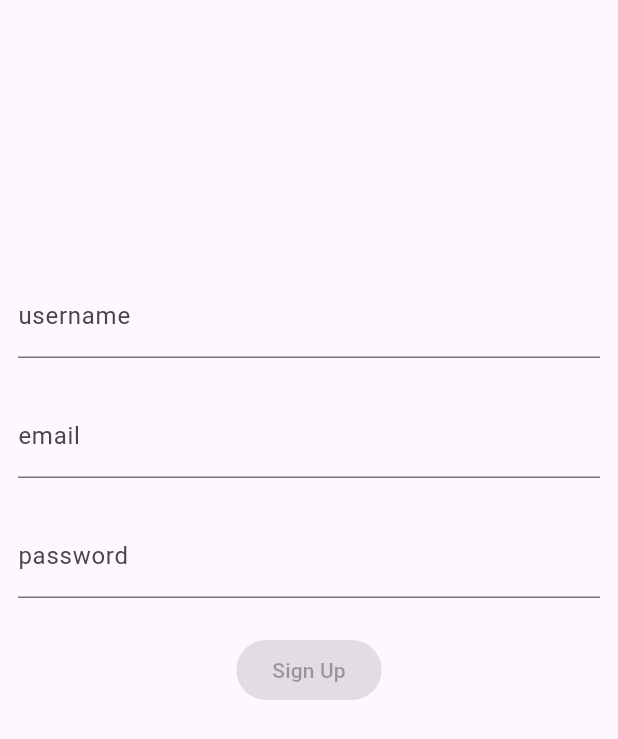
After one commit to herisusantuy/pylonai, a Flutter app: the SignUpPage screen opened directly, on a phone screen of 412 x 824 dp. The commit adds this screen. Shown: the top 739 px of the screen. Run offline on Flutter 3.47's test engine with Material 3 defaults, Android fonts, the phone set to English and light mode, and no system bars; our stand-ins replace bloc, equatable, flutter_bloc, formz.

Commit message:
Add sign up view

```diff
--- a/pylonai_app/lib/app.dart
+++ b/pylonai_app/lib/app.dart
@@ -4,6 +4,7 @@ import 'package:flutter_bloc/flutter_bloc.dart';
 import 'package:pylonai_app/authentication/authentication.dart';
 import 'package:pylonai_app/home/home.dart';
 import 'package:pylonai_app/login/login.dart';
+import 'package:pylonai_app/sign-up/sign_up.dart';
 import 'package:pylonai_app/splash/splash.dart';
 import 'package:user_repository/user_repository.dart';
 
--- /dev/null
+++ b/pylonai_app/lib/sign-up/bloc/sign_up_bloc.dart
@@ -0,0 +1,80 @@
+import 'package:authentication_repository/authentication_repository.dart';
+import 'package:bloc/bloc.dart';
+import 'package:equatable/equatable.dart';
+import 'package:formz/formz.dart';
+import 'package:pylonai_app/sign-up/sign_up.dart';
+
+part 'sign_up_event.dart';
+part 'sign_up_state.dart';
+
+class SignUpBloc extends Bloc<SignUpEvent, SignUpState> {
+  SignUpBloc({
+    required AuthenticationRepository authenticationRepository,
+  })  : _authenticationRepository = authenticationRepository,
+        super(const SignUpState()) {
+    on<SignUpUsernameChanged>(_onUsernameChanged);
+    on<SignUpEmailChanged>(_onEmailChanged);
+    on<SignUpPasswordChanged>(_onPasswordChanged);
+    on<SignUpSubmitted>(_onSubmitted);
+  }
+
+  final AuthenticationRepository _authenticationRepository;
+
+  void _onUsernameChanged(
+    SignUpUsernameChanged event,
+    Emitter<SignUpState> emit,
+  ) {
+    final username = Username.dirty(event.username);
+    emit(
+      state.copyWith(
+        username: username,
+        isValid: Formz.validate([state.password, state.email, username]),
+      ),
+    );
+  }
+
+  void _onEmailChanged(
+    SignUpEmailChanged event,
+    Emitter<SignUpState> emit,
+  ) {
+    final email = Email.dirty(event.email);
+    emit(
+      state.copyWith(
+        email: email,
+        isValid: Formz.validate([email, state.username, state.password]),
+      ),
+    );
+  }
+
+  void _onPasswordChanged(
+    SignUpPasswordChanged event,
+    Emitter<SignUpState> emit,
+  ) {
+    final password = Password.dirty(event.password);
+    emit(
+      state.copyWith(
+        password: password,
+        isValid: Formz.validate([password, state.username, state.email]),
+      ),
+    );
+  }
+
+  Future<void> _onSubmitted(
+    SignUpSubmitted event,
+    Emitter<SignUpState> emit,
+  ) async {
+    if (state.isValid) {
+      emit(state.copyWith(status: FormzSubmissionStatus.inProgress));
+      try {
+        await _authenticationRepository.signUp(
+          username: state.username.value,
+          email: state.email.value,
+          password: state.password.value,
+        );
+        emit(state.copyWith(status: FormzSubmissionStatus.success));
+      } catch (_) {
+        emit(state.copyWith(status: FormzSubmissionStatus.failure));
+      }
+    }
+  }
+}
--- /dev/null
+++ b/pylonai_app/lib/sign-up/bloc/sign_up_event.dart
@@ -0,0 +1,39 @@
+part of 'sign_up_bloc.dart';
+
+sealed class SignUpEvent extends Equatable {
+  const SignUpEvent();
+
+  @override
+  List<Object> get props => [];
+}
+
+final class SignUpUsernameChanged extends SignUpEvent {
+  const SignUpUsernameChanged(this.username);
+
+  final String username;
+
+  @override
+  List<Object> get props => [username];
+}
+
+final class SignUpEmailChanged extends SignUpEvent {
+  const SignUpEmailChanged(this.email);
+
+  final String email;
+
+  @override
+  List<Object> get props => [email];
+}
+
+final class SignUpPasswordChanged extends SignUpEvent {
+  const SignUpPasswordChanged(this.password);
+
+  final String password;
+
+  @override
+  List<Object> get props => [password];
+}
+
+final class SignUpSubmitted extends SignUpEvent {
+  const SignUpSubmitted();
+}
--- /dev/null
+++ b/pylonai_app/lib/sign-up/bloc/sign_up_state.dart
@@ -0,0 +1,36 @@
+part of 'sign_up_bloc.dart';
+
+final class SignUpState extends Equatable {
+  const SignUpState({
+    this.status = FormzSubmissionStatus.initial,
+    this.username = const Username.pure(),
+    this.email = const Email.pure(),
+    this.password = const Password.pure(),
+    this.isValid = false,
+  });
+
+  final FormzSubmissionStatus status;
+  final Username username;
+  final Email email;
+  final Password password;
+  final bool isValid;
+
+  SignUpState copyWith({
+    FormzSubmissionStatus? status,
+    Username? username,
+    Email? email,
+    Password? password,
+    bool? isValid,
+  }) {
+    return SignUpState(
+      status: status ?? this.status,
+      username: username ?? this.username,
+      email: email ?? this.email,
+      password: password ?? this.password,
+      isValid: isValid ?? this.isValid,
+    );
+  }
+
+  @override
+  List<Object> get props => [status, username, email, password];
+}
--- /dev/null
+++ b/pylonai_app/lib/sign-up/models/email.dart
@@ -0,0 +1,14 @@
+import 'package:formz/formz.dart';
+
+enum EmailValidationError { empty }
+
+class Email extends FormzInput<String, EmailValidationError> {
+  const Email.pure() : super.pure('');
+  const Email.dirty([super.value = '']) : super.dirty();
+
+  @override
+  EmailValidationError? validator(String value) {
+    if (value.isEmpty) return EmailValidationError.empty;
+    return null;
+  }
+}
--- /dev/null
+++ b/pylonai_app/lib/sign-up/models/models.dart
@@ -0,0 +1,3 @@
+export 'email.dart';
+export 'password.dart';
+export 'username.dart';
--- /dev/null
+++ b/pylonai_app/lib/sign-up/models/password.dart
@@ -0,0 +1,14 @@
+import 'package:formz/formz.dart';
+
+enum PasswordValidationError { empty }
+
+class Password extends FormzInput<String, PasswordValidationError> {
+  const Password.pure() : super.pure('');
+  const Password.dirty([super.value = '']) : super.dirty();
+
+  @override
+  PasswordValidationError? validator(String value) {
+    if (value.isEmpty) return PasswordValidationError.empty;
+    return null;
+  }
+}
--- /dev/null
+++ b/pylonai_app/lib/sign-up/models/username.dart
@@ -0,0 +1,14 @@
+import 'package:formz/formz.dart';
+
+enum UsernameValidationError { empty }
+
+class Username extends FormzInput<String, UsernameValidationError> {
+  const Username.pure() : super.pure('');
+  const Username.dirty([super.value = '']) : super.dirty();
+
+  @override
+  UsernameValidationError? validator(String value) {
+    if (value.isEmpty) return UsernameValidationError.empty;
+    return null;
+  }
+}
--- /dev/null
+++ b/pylonai_app/lib/sign-up/sign_up.dart
@@ -0,0 +1,3 @@
+export 'bloc/sign_up_bloc.dart';
+export 'models/models.dart';
+export 'view/view.dart';
--- /dev/null
+++ b/pylonai_app/lib/sign-up/view/sign_up_form.dart
@@ -0,0 +1,123 @@
+import 'package:flutter/material.dart';
+import 'package:flutter_bloc/flutter_bloc.dart';
+import 'package:formz/formz.dart';
+import 'package:pylonai_app/sign-up/sign_up.dart';
+
+class SignUpForm extends StatelessWidget {
+  const SignUpForm({super.key});
+
+  @override
+  Widget build(BuildContext context) {
+    return BlocListener<SignUpBloc, SignUpState>(
+      listener: (context, state) {
+        if (state.status.isFailure) {
+          ScaffoldMessenger.of(context)
+            ..hideCurrentSnackBar()
+            ..showSnackBar(
+              const SnackBar(content: Text('Authentication Failure')),
+            );
+        }
+      },
+      child: Align(
+        alignment: const Alignment(0, -1 / 3),
+        child: Column(
+          mainAxisSize: MainAxisSize.min,
+          children: [
+            _UsernameInput(),
+            const Padding(padding: EdgeInsets.all(12)),
+            _EmailInput(),
+            const Padding(padding: EdgeInsets.all(12)),
+            _PasswordInput(),
+            const Padding(padding: EdgeInsets.all(12)),
+            _SignUpButton(),
+          ],
+        ),
+      ),
+    );
+  }
+}
+
+class _UsernameInput extends StatelessWidget {
+  @override
+  Widget build(BuildContext context) {
+    return BlocBuilder<SignUpBloc, SignUpState>(
+      buildWhen: (previous, current) => previous.username != current.username,
+      builder: (context, state) {
+        return TextField(
+          key: const Key('signUpForm_usernameInput_textField'),
+          onChanged: (username) =>
+              context.read<SignUpBloc>().add(SignUpUsernameChanged(username)),
+          decoration: InputDecoration(
+            labelText: 'username',
+            errorText:
+                state.username.displayError != null ? 'invalid username' : null,
+          ),
+        );
+      },
+    );
+  }
+}
+
+class _EmailInput extends StatelessWidget {
+  @override
+  Widget build(BuildContext context) {
+    return BlocBuilder<SignUpBloc, SignUpState>(
+      buildWhen: (previous, current) => previous.email != current.email,
+      builder: (context, state) {
+        return TextField(
+          key: const Key('signUpForm_emailInput_textField'),
+          onChanged: (email) =>
+              context.read<SignUpBloc>().add(SignUpEmailChanged(email)),
+          decoration: InputDecoration(
+            labelText: 'email',
+            errorText:
+                state.email.displayError != null ? 'invalid email' : null,
+          ),
+        );
+      },
+    );
+  }
+}
+
+class _PasswordInput extends StatelessWidget {
+  @override
+  Widget build(BuildContext context) {
+    return BlocBuilder<SignUpBloc, SignUpState>(
+      buildWhen: (previous, current) => previous.password != current.password,
+      builder: (context, state) {
+        return TextField(
+          key: const Key('signUpForm_passwordInput_textField'),
+          onChanged: (password) =>
+              context.read<SignUpBloc>().add(SignUpPasswordChanged(password)),
+          obscureText: true,
+          decoration: InputDecoration(
+            labelText: 'password',
+            errorText:
+                state.password.displayError != null ? 'invalid password' : null,
+          ),
+        );
+      },
+    );
+  }
+}
+
+class _SignUpButton extends StatelessWidget {
+  @override
+  Widget build(BuildContext context) {
+    return BlocBuilder<SignUpBloc, SignUpState>(
+      builder: (context, state) {
+        return state.status.isInProgress
+            ? const CircularProgressIndicator()
+            : ElevatedButton(
+                key: const Key('signUpForm_continue_raisedButton'),
+                onPressed: state.isValid
+                    ? () {
+                        context.read<SignUpBloc>().add(const SignUpSubmitted());
+                      }
+                    : null,
+                child: const Text('Sign Up'),
+              );
+      },
+    );
+  }
+}
--- /dev/null
+++ b/pylonai_app/lib/sign-up/view/sign_up_page.dart
@@ -0,0 +1,30 @@
+import 'package:authentication_repository/authentication_repository.dart';
+import 'package:flutter/material.dart';
+import 'package:flutter_bloc/flutter_bloc.dart';
+import 'package:pylonai_app/sign-up/sign_up.dart';
+
+class SignUpPage extends StatelessWidget {
+  const SignUpPage({super.key});
+
+  static Route<void> route() {
+    return MaterialPageRoute<void>(builder: (_) => const SignUpPage());
+  }
+
+  @override
+  Widget build(BuildContext context) {
+    return Scaffold(
+      body: Padding(
+        padding: const EdgeInsets.all(12),
+        child: BlocProvider(
+          create: (context) {
+            return SignUpBloc(
+              authenticationRepository:
+                  RepositoryProvider.of<AuthenticationRepository>(context),
+            );
+          },
+          child: const SignUpForm(),
+        ),
+      ),
+    );
+  }
+}
--- /dev/null
+++ b/pylonai_app/lib/sign-up/view/view.dart
@@ -0,0 +1,2 @@
+export 'sign_up_form.dart';
+export 'sign_up_page.dart';
--- a/pylonai_app/packages/authentication_repository/lib/src/authentication_repository.dart
+++ b/pylonai_app/packages/authentication_repository/lib/src/authentication_repository.dart
@@ -21,6 +21,17 @@ class AuthenticationRepository {
     );
   }
 
+  Future<void> signUp({
+    required String username,
+    required String email,
+    required String password,
+  }) async {
+    await Future.delayed(
+      const Duration(milliseconds: 300),
+      () => _controller.add(AuthenticationStatus.authenticated),
+    );
+  }
+
   void logOut() {
     _controller.add(AuthenticationStatus.unauthenticated);
   }
```
